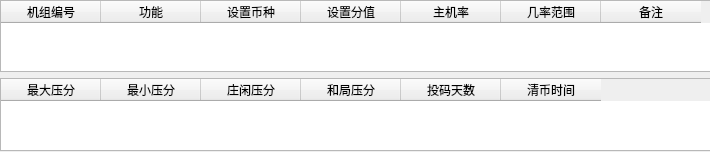
The window that UiFiles/TmachineFuncSetupViewItemTable.ui (adamgliea/TentertainmentManagement) describes before a commit, drawn with Qt 5.
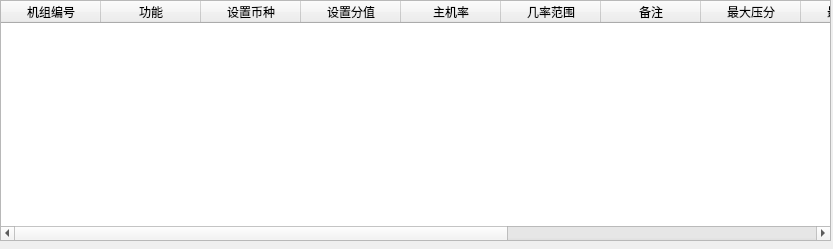
The same window after the commit.

Commit message: Setup machine group detail setup panel and machine function setup panel.

The edit to the form file:
```diff
--- a/UiFiles/TmachineFuncSetupViewItemTable.ui
+++ b/UiFiles/TmachineFuncSetupViewItemTable.ui
@@ -6,8 +6,8 @@
    <rect>
     <x>0</x>
     <y>0</y>
-    <width>710</width>
-    <height>152</height>
+    <width>833</width>
+    <height>249</height>
    </rect>
   </property>
   <property name="windowTitle">
@@ -18,8 +18,8 @@
     <rect>
      <x>0</x>
      <y>0</y>
-     <width>711</width>
-     <height>151</height>
+     <width>831</width>
+     <height>241</height>
     </rect>
    </property>
    <layout class="QVBoxLayout" name="verticalLayout">
@@ -60,10 +60,6 @@
         <string>备注</string>
        </property>
       </column>
-     </widget>
-    </item>
-    <item>
-     <widget class="QTableWidget" name="tableWidget_2">
       <column>
        <property name="text">
         <string>最大压分</string>
```
Left out of the diff: 2 changed lines with no effect on the pictures. The commit also changes 9 other files.
